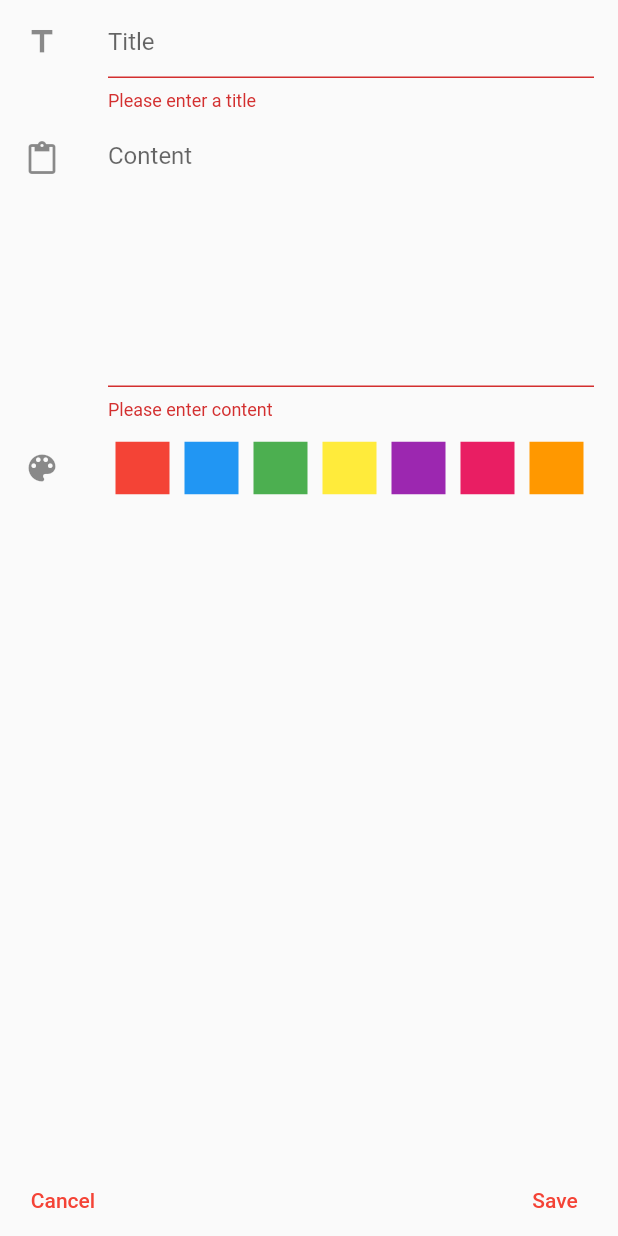
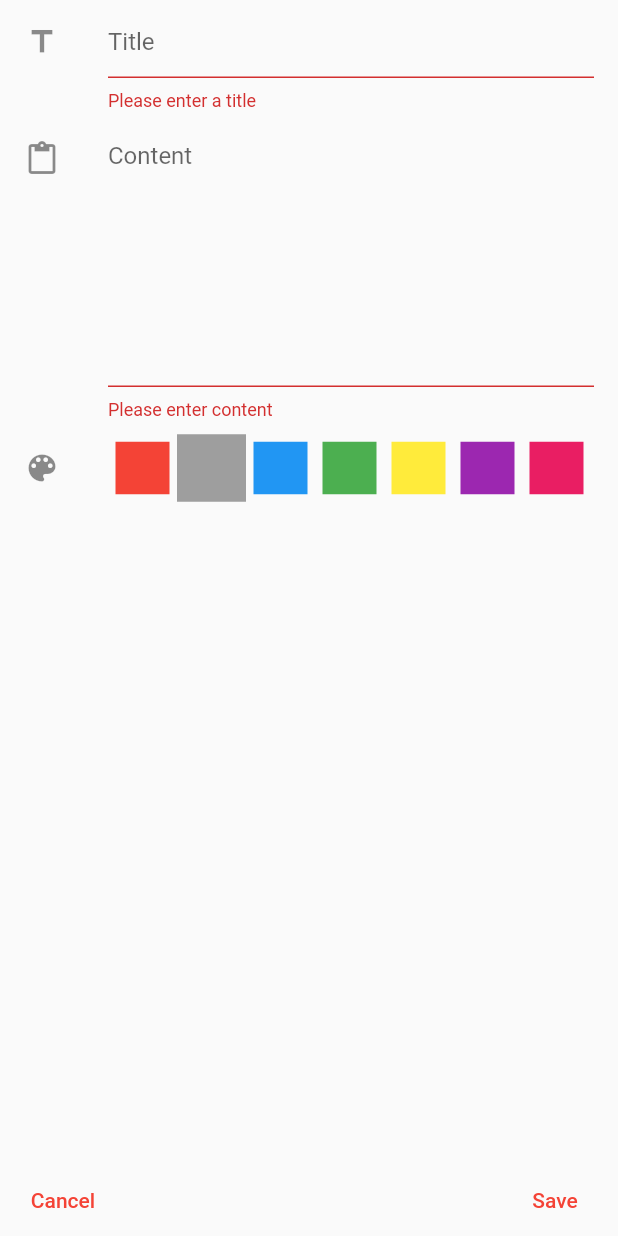
Before and after one commit to blessed-sibanda/personal_manager, a Flutter app: the NotesEntry screen opened directly, after a tap on "Save", on a phone screen of 412 x 824 dp. Run offline on Flutter 3.47's test engine with Material 2 defaults, Android fonts, the light colour scheme and no system bars; our stand-ins replace synchronized; missing offline and left inert: sqlbrite.

Commit message:
fix notes list

```diff
--- a/lib/models/notes_model.dart
+++ b/lib/models/notes_model.dart
@@ -2,13 +2,13 @@ class Note {
   int? id;
   String title;
   String content;
-  String? color;
+  String color;
 
   Note({
     this.id,
     this.title = '',
     this.content = '',
-    this.color,
+    this.color = 'grey',
   });
 
   factory Note.fromMap(Map<String, dynamic> noteMap) => Note(
--- a/lib/screens/notes_screen.dart
+++ b/lib/screens/notes_screen.dart
@@ -7,14 +7,14 @@ import 'package:provider/provider.dart';
 class NotesScreen extends StatelessWidget {
   const NotesScreen({Key? key}) : super(key: key);
 
+  final pages = const [NotesList(), NotesEntry()];
+
   @override
   Widget build(BuildContext context) {
     return Consumer<NotesManager>(
       builder: (context, notesManager, child) {
-        return IndexedStack(
-          index: notesManager.screen,
-          children: const [NotesList(), NotesEntry()],
-        );
+        final index = notesManager.screen;
+        return pages[index];
       },
     );
   }
--- a/lib/utils.dart
+++ b/lib/utils.dart
@@ -30,6 +30,20 @@ Future selectDate(
     return '${picked.year},${picked.month},${picked.day}';
   }
 }
+
+const colors = [
+  'red',
+  'grey',
+  'blue',
+  'green',
+  'yellow',
+  'purple',
+  'pink',
+  'orange',
+  'black',
+  'indigo',
+  'cyan'
+];
 
 Color getColorFromString(String colorString) {
   Color color;
--- a/lib/widgets/notes/notes_entry.dart
+++ b/lib/widgets/notes/notes_entry.dart
@@ -41,6 +41,8 @@ class _NotesEntryState extends State<NotesEntry> {
           .findNoteById(noteManager.selectedId!)
           .then((value) => _note = value);
     }
+    return Consumer<NotesManager>(
+      builder: (context, notesManager, child) {
         return Scaffold(
           bottomNavigationBar: Padding(
             padding: const EdgeInsets.symmetric(horizontal: 10, vertical: 0),
@@ -57,6 +59,13 @@ class _NotesEntryState extends State<NotesEntry> {
                         _note.title = _titleController.text;
                         _note.content = _contentController.text;
                         repository.insertNote(_note);
+                        ScaffoldMessenger.of(context).showSnackBar(
+                          const SnackBar(
+                            duration: Duration(seconds: 2),
+                            content: Text('Note saved'),
+                            backgroundColor: Colors.green,
+                          ),
+                        );
                       } else {
                         // TODO: Update Note
                       }
@@ -102,22 +111,17 @@ class _NotesEntryState extends State<NotesEntry> {
                       child: ListView(
                         scrollDirection: Axis.horizontal,
                         children: [
-                      _buildColorSelector('red'),
-                      _buildColorSelector('blue'),
-                      _buildColorSelector('green'),
-                      _buildColorSelector('yellow'),
-                      _buildColorSelector('purple'),
-                      _buildColorSelector('pink'),
-                      _buildColorSelector('orange'),
-                      _buildColorSelector('black'),
-                      _buildColorSelector('indigo'),
-                      _buildColorSelector('cyan'),
+                          ...utils.colors
+                              .map((c) => _buildColorSelector(c))
+                              .toList()
                         ],
                       )),
                 ),
               ],
             ),
           ),
+        );
+      },
     );
   }
 
--- a/lib/widgets/notes/notes_list.dart
+++ b/lib/widgets/notes/notes_list.dart
@@ -33,8 +33,6 @@ class NotesList extends StatelessWidget {
           return Container();
         }
 
-        print('$notes');
-
         return ListView.builder(
             itemCount: notes.length,
             itemBuilder: (BuildContext contex, int index) {
@@ -42,7 +40,7 @@ class NotesList extends StatelessWidget {
               return Card(
                 elevation: 8,
                 // TODO: Use actual note color
-                color: getColorFromString(note.color!),
+                color: getColorFromString(note.color),
                 child: ListTile(
                   title: Text(note.title),
                   subtitle: Text(note.content),
```
Lines whose indentation alone changed are shown as unchanged.
